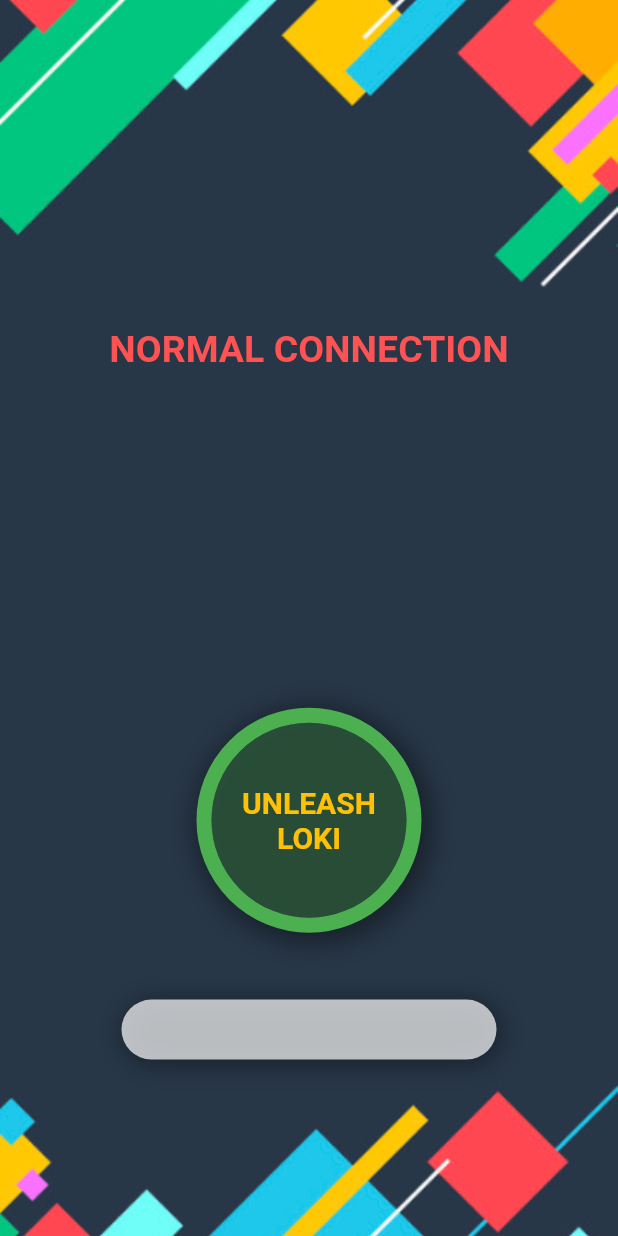
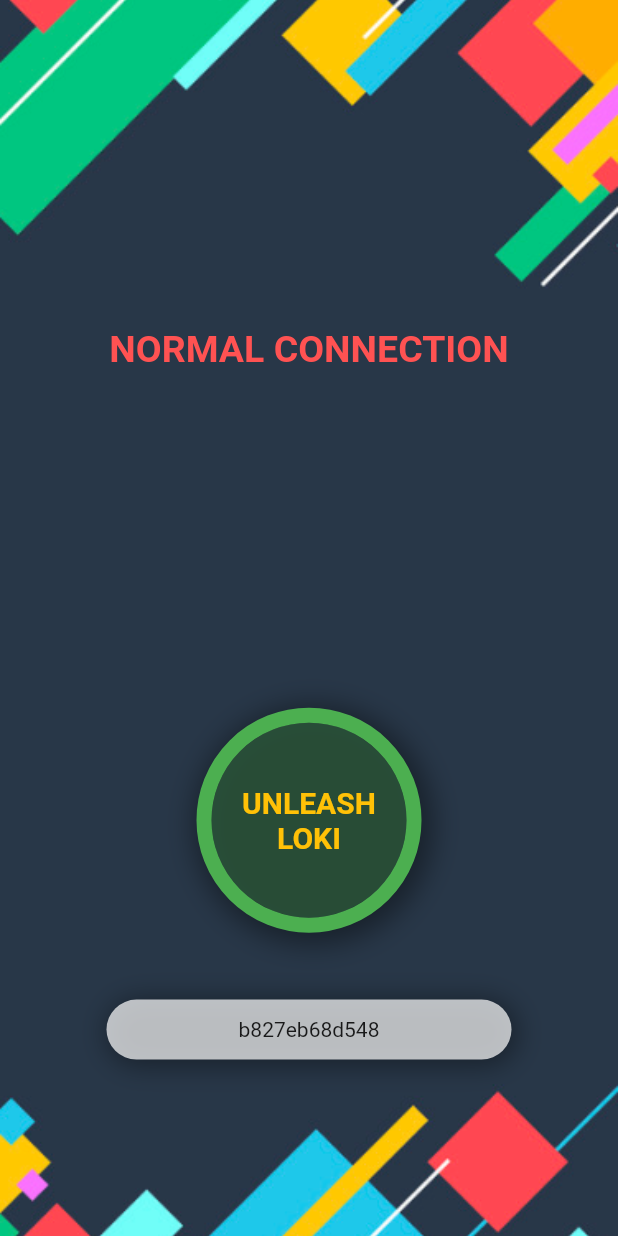
Before and after one commit to stenalpjolly/eERD_FlutterUI, a Flutter app: the screen it shows after launch, on a phone screen of 412 x 824 dp. Run offline on Flutter 3.47's test engine with Material 2 defaults, Android fonts, the phone set to English and light mode, and no system bars; our stand-ins replace wakelock; network calls fail.

Commit message:
Device Name

```diff
--- a/lib/device/DeviceInfo.dart
+++ b/lib/device/DeviceInfo.dart
@@ -19,4 +19,12 @@ class DeviceInfo {
       });
     });
   }
+
+  getDeviceName(){
+    if(this.deviceName == "") {
+      return this.mac;
+    }
+    return this.deviceName + " .. " + this.mac.substring(this.mac.length - 5);
+  }
+
 }
--- a/lib/homepage/MyHomePageState.dart
+++ b/lib/homepage/MyHomePageState.dart
@@ -54,7 +54,7 @@ class MyHomePageState extends State<MyHomePage> {
             alignment: Alignment(0.0,0.7),
             child: Container(
               height: 40,
-              width: 250,
+              width: 270,
               decoration: BoxDecoration(
                 borderRadius: BorderRadius.all(Radius.circular(40)),
                 boxShadow: [
@@ -74,7 +74,7 @@ class MyHomePageState extends State<MyHomePage> {
                   borderRadius: BorderRadius.all(Radius.circular(150)),
                 ),
                 child:Center(
-                  child:Text(widget.deviceInfo != null ? widget.deviceInfo.deviceName : "")
+                  child:Text(widget.deviceInfo != null ? widget.deviceInfo.getDeviceName() : "")
                 )
               ),
             ),
```
